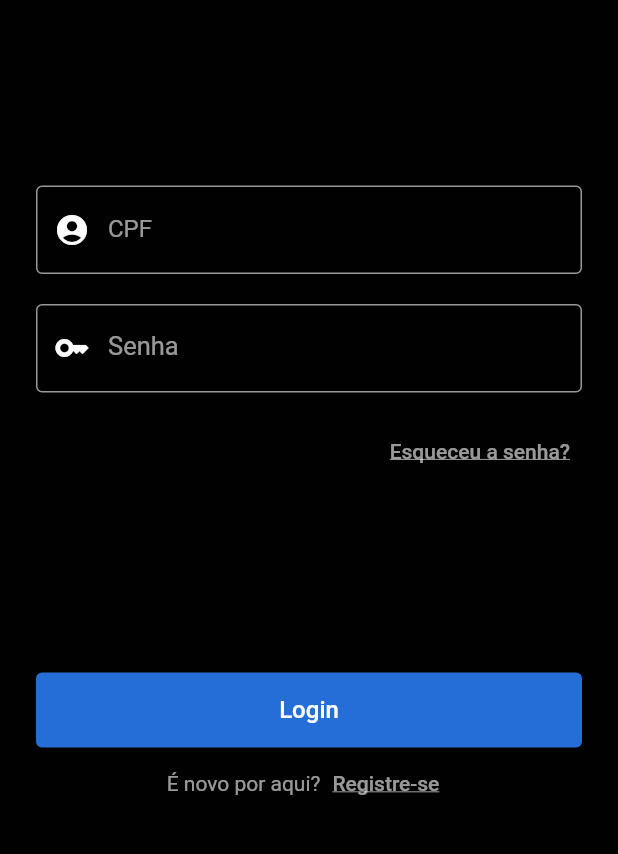
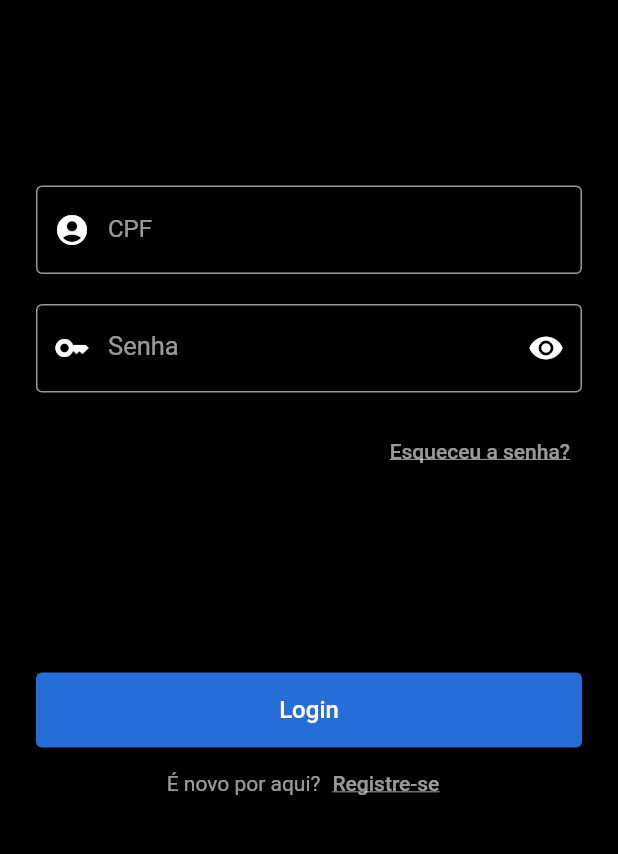
Before and after one commit to hadrianrabelo/sisvoli-front, a Flutter app: the screen it shows after launch, on a phone screen of 412 x 824 dp, the part 308-1162 px from its top. Run offline on Flutter 3.47's test engine with Material 2 defaults, Android fonts, the light colour scheme and no system bars; our stand-ins replace brasil_fields, get, shared_preferences.

Commit message:
pagina de login funcionando(falta arrumar mvvm)

```diff
--- a/lib/values/preferences_keys.dart
+++ /dev/null
@@ -1,3 +0,0 @@
-class PreferencesKeys{
-  static const  = ;
-}
--- a/lib/view-models/validation_view_model.dart
+++ b/lib/view-models/validation_view_model.dart
@@ -1,5 +1,3 @@
-import 'package:urnavotos/models/login_models.dart';
-
 class ValidationViewModel{
 
   bool valiCpf(String? getCpf) {
--- a/lib/views/login_view.dart
+++ b/lib/views/login_view.dart
@@ -1,6 +1,7 @@
 import 'package:flutter/material.dart';
 import 'package:brasil_fields/brasil_fields.dart';
 import 'package:flutter/services.dart';
+import '../view-models/login_view_model.dart';
 import '/values/custom_colors.dart';
 import '/view-models/validation_view_model.dart';
 import '../repositories/login_repository.dart';
@@ -14,10 +15,11 @@ class LoginView extends StatefulWidget {
 }
 
 class _LoginViewState extends State<LoginView> {
+  bool _isHiddenPass = true;
   final _formKey = GlobalKey<FormState>();
   CustomColors customColors = CustomColors();
-  final  _getCpf = TextEditingController();
-  final  _getPass = TextEditingController();
+  final TextEditingController _cpfController = TextEditingController();
+  final TextEditingController _passwordController = TextEditingController();
   ValidationViewModel validation = ValidationViewModel();
   String? setCpf;
   @override
@@ -52,7 +54,7 @@ class _LoginViewState extends State<LoginView> {
                     ),
                     Container(height: MediaQuery.of(context).size.height * .15),
                     TextFormField(
-                      controller: _getCpf,
+                      controller: _cpfController,
                         //onChanged: loginViewModel.(value) => ,
                         validator: (cpf){
                             return validation.valiCpf(cpf) ? null : "CPF Inválido!";
@@ -72,17 +74,30 @@ class _LoginViewState extends State<LoginView> {
                       ),
                     const SizedBox(height: 20),
                     TextFormField(
-                      controller: _getPass,
+                      controller: _passwordController,
                       validator: (password){
                         return validation.valiPassword(password) ? "Senha Inválida!" : null;
                       },
                       style: const TextStyle(color: Colors.white),
-                      obscureText: true,
-                      decoration: const InputDecoration(
-                          border: OutlineInputBorder(),
-                          labelText: "Senha", labelStyle: TextStyle(color: Colors.white60, fontSize: 17,fontFamily: 'Roboto'),
-                          enabledBorder: OutlineInputBorder(borderSide: BorderSide(color: Colors.white60)),
-                          prefixIcon: Icon(Icons.key, color: Colors.white,),
+                      obscureText: _isHiddenPass,
+                      decoration: InputDecoration(
+                          suffixIcon: IconButton(
+                            icon: Icon(
+                              _isHiddenPass
+                                  ? Icons.visibility
+                                  : Icons.visibility_off,
+                            ),
+                            color: Colors.white,
+                            onPressed: () {
+                              setState(() {
+                                _isHiddenPass = !_isHiddenPass;
+                              });
+                            },
+                          ),
+                          border: const OutlineInputBorder(),
+                          labelText: "Senha", labelStyle: const TextStyle(color: Colors.white60, fontSize: 17,fontFamily: 'Roboto'),
+                          enabledBorder: const OutlineInputBorder(borderSide: BorderSide(color: Colors.white60)),
+                          prefixIcon: const Icon(Icons.key, color: Colors.white,),
                       ),
                     ),
                     const SizedBox(height: 15),
@@ -106,26 +121,25 @@ class _LoginViewState extends State<LoginView> {
                         width:MediaQuery.of(context).size.width,
                         height:50,
                         child:ElevatedButton(
-                            onPressed: (){
-                              if(_formKey.currentState!.validate()){
-                              setCpf =_getCpf.text.replaceAll(RegExp('[^A-Za-z0-9]'), '');
-                              userLogin(cpf: setCpf,password: _getPass.text).then((value) {
-                                setState(() {
-                                  //print(value['access_token']);
-                                  if(value != null){
+                            onPressed: ()async{
+                              _formKey.currentState!.validate();
+                              setCpf =_cpfController.text.replaceAll(RegExp('[^A-Za-z0-9]'), '');
+                              if(await LoginViewModel().doLogin(setCpf, _passwordController.text) == 200){
                                 Navigator.pushNamed(context, '/survey');
+                              }else if(await LoginViewModel().doLogin(setCpf, _passwordController.text) == 403){
+                                ScaffoldMessenger.of(context).showSnackBar(
+                                    const SnackBar(backgroundColor: Colors.redAccent,
+                                      content: Text('Por favor verifique suas informações!'),
+                                      behavior: SnackBarBehavior.floating,
+                                    )
+                                );
                               }else{
                                 ScaffoldMessenger.of(context).showSnackBar(
                                     const SnackBar(backgroundColor: Colors.redAccent,
-                                          content: Text('Por favor verifique sua informações'),
+                                      content: Text('Houve um erro, porfavor tente novamente mais tarde!'),
                                       behavior: SnackBarBehavior.floating,
                                     )
                                 );
-                                  }
-                                });
-                              });
-                              }else{
-                                print("Informações Inválidas!");
                               }
                             },
                             style: ButtonStyle(
```
Also changed, not shown: lib/models/login_models.dart (deleted, +0 -9 lines), lib/models/user_model.dart (+10 -4 lines), lib/repositories/login_repository.dart (+20 -16 lines), lib/view-models/login_view_model.dart (added, +28 -0 lines). Lines whose indentation alone changed are shown as unchanged.
